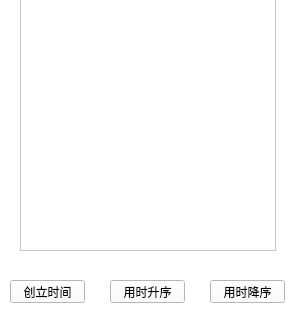
Above: historicaltask.ui from Haiming-Yang/oneTomato before the change; both pictures show x 0 to 290 and y 140 to 460 of the 290 by 460 pixel window. Below: the same form after it.
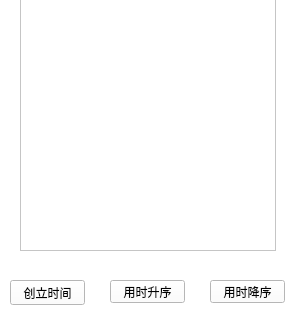
That is the form after the change. Icons and pictures are not drawn.

Diff of the .ui file:
```diff
--- a/historicaltask.ui
+++ b/historicaltask.ui
@@ -117,7 +117,7 @@
      <x>10</x>
      <y>420</y>
      <width>75</width>
-     <height>23</height>
+     <height>25</height>
     </rect>
    </property>
    <property name="text">
```
